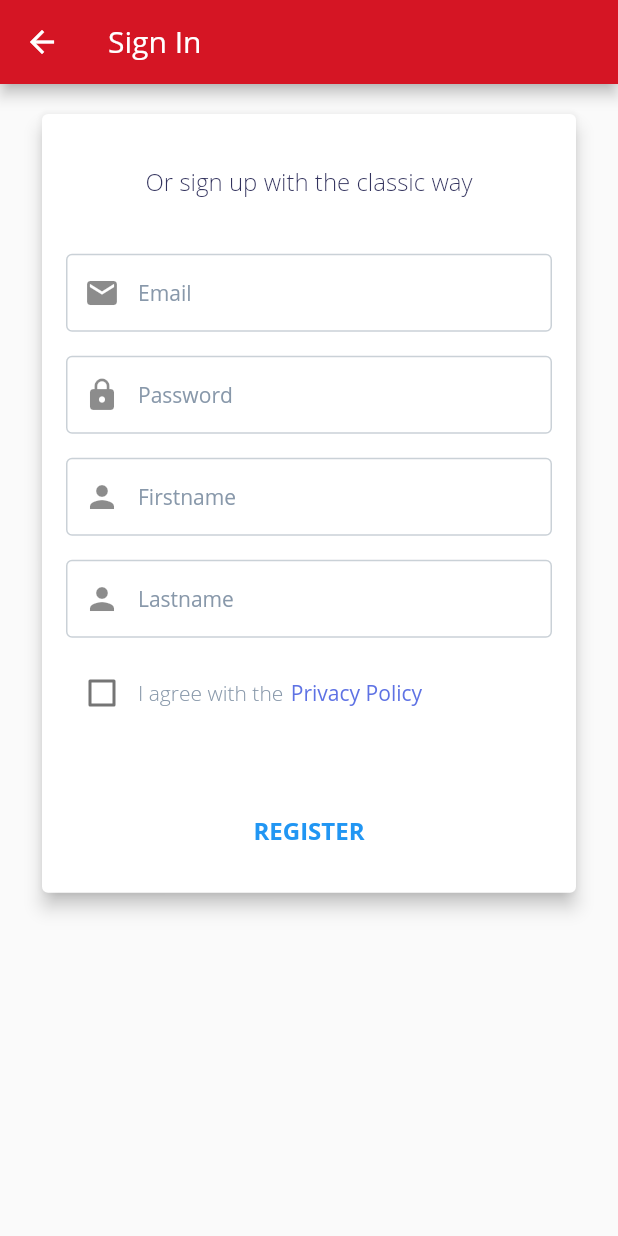
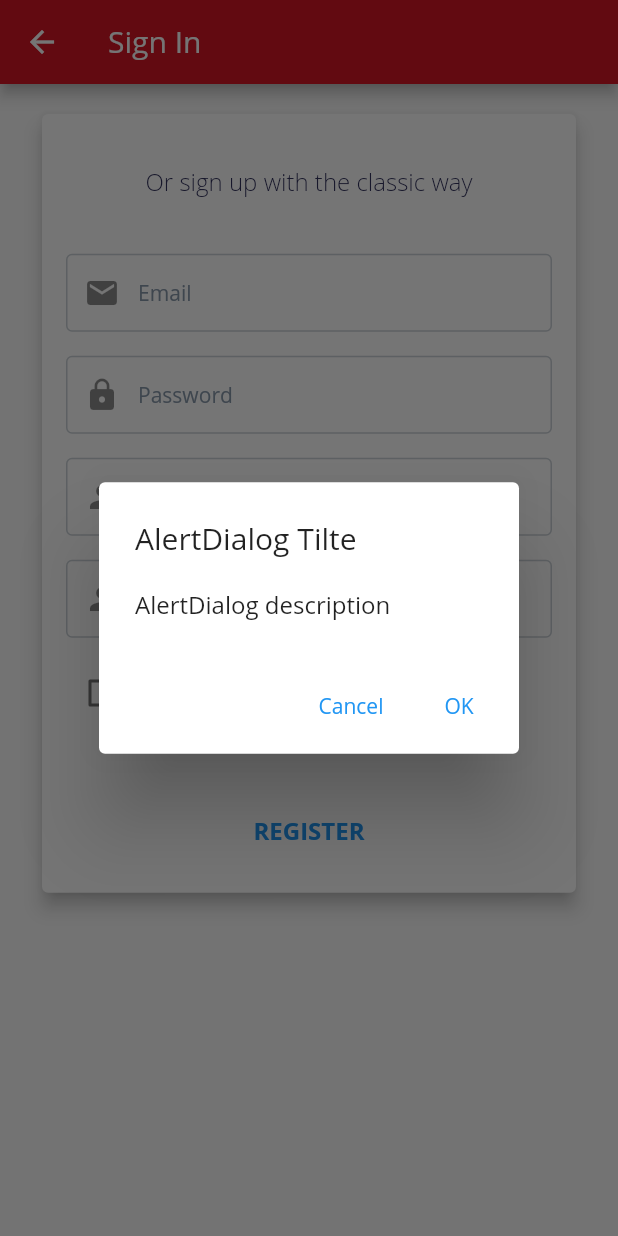
Before and after one commit to John-Hundred/Etutoring, a Flutter app: the Signin screen opened by its route, after a tap on "REGISTER", on a phone screen of 412 x 824 dp. Run offline on Flutter 3.47's test engine with Material 2 defaults, Android fonts, the phone set to English and light mode, and no system bars; our stand-ins replace carousel_slider, email_validator, flutter_secure_storage, font_awesome_flutter, scrollable_positioned_list; missing offline and left inert: move_to_background; accounts and stored records are empty.

Commit message:
fix signin page

```diff
--- a/lib/screens/signin.dart
+++ b/lib/screens/signin.dart
@@ -302,6 +302,7 @@ class _SigninState extends State<Signin> {
                                           Padding(
                                             padding: const EdgeInsets.all(8.0),
                                             child: Input(
+                                              controller: emailController,
                                               placeholder: "Email",
                                               prefixIcon: Icon(Icons.email),
                                             ),
@@ -309,6 +310,7 @@ class _SigninState extends State<Signin> {
                                           Padding(
                                             padding: const EdgeInsets.all(8.0),
                                             child: Input(
+                                                controller: passwordController,
                                                 placeholder: "Password",
                                                 prefixIcon: Icon(Icons.lock)),
                                           ),
@@ -334,12 +336,14 @@ class _SigninState extends State<Signin> {
                                           Padding(
                                             padding: const EdgeInsets.all(8.0),
                                             child: Input(
+                                                controller: firstnameController,
                                                 placeholder: "Firstname",
                                                 prefixIcon: Icon(Icons.person)),
                                           ),
                                           Padding(
                                             padding: const EdgeInsets.all(8.0),
                                             child: Input(
+                                                controller: lastnameController,
                                                 placeholder: "Lastname",
                                                 prefixIcon: Icon(Icons.person)),
                                           ),
@@ -366,10 +370,7 @@ class _SigninState extends State<Signin> {
                                                     fontWeight:
                                                         FontWeight.w200)),
                                             GestureDetector(
-                                                onTap: () {
-                                                  Navigator.pushNamed(
-                                                      context, '/pro');
-                                                },
+                                                onTap: () {},
                                                 child: Container(
                                                   margin:
                                                       EdgeInsets.only(left: 5),
@@ -389,8 +390,40 @@ class _SigninState extends State<Signin> {
                                             color: ArgonColors.primary,*/
                                             onPressed: () {
                                               // Respond to button press
-                                              Navigator.pushNamed(
-                                                  context, '/home');
+
+                                              showDialog<String>(
+                                                  context: context,
+                                                  builder:
+                                                      (BuildContext context) =>
+                                                          AlertDialog(
+                                                            title: const Text(
+                                                                'AlertDialog Tilte'),
+                                                            content: const Text(
+                                                                'AlertDialog description'),
+                                                            actions: <Widget>[
+                                                              TextButton(
+                                                                onPressed: () =>
+                                                                    Navigator.pop(
+                                                                        context,
+                                                                        'Cancel'),
+                                                                child: const Text(
+                                                                    'Cancel'),
+                                                              ),
+                                                              TextButton(
+                                                                onPressed: () {
+                                                                  Navigator.pop(
+                                                                      context,
+                                                                      'OK');
+                                                                  Navigator.pushNamed(
+                                                                      context,
+                                                                      '/login');
+                                                                },
+                                                                child:
+                                                                    const Text(
+                                                                        'OK'),
+                                                              ),
+                                                            ],
+                                                          ));
                                             },
                                             /*shape: RoundedRectangleBorder(
                                               borderRadius:
```
